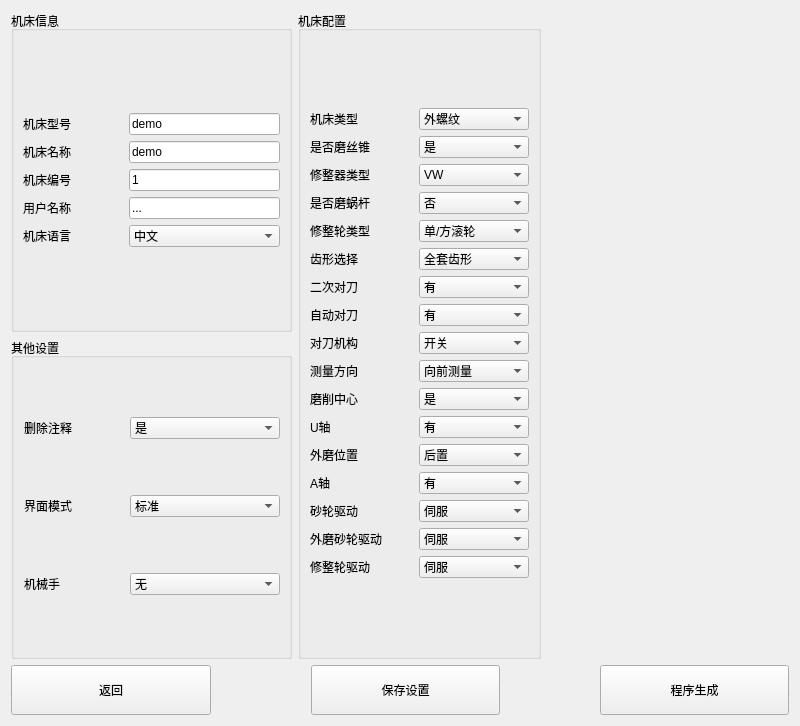
Above: creatorwindow.ui from nie11kun/HorizonJuicerCreator before the change. Below: the same form after it.
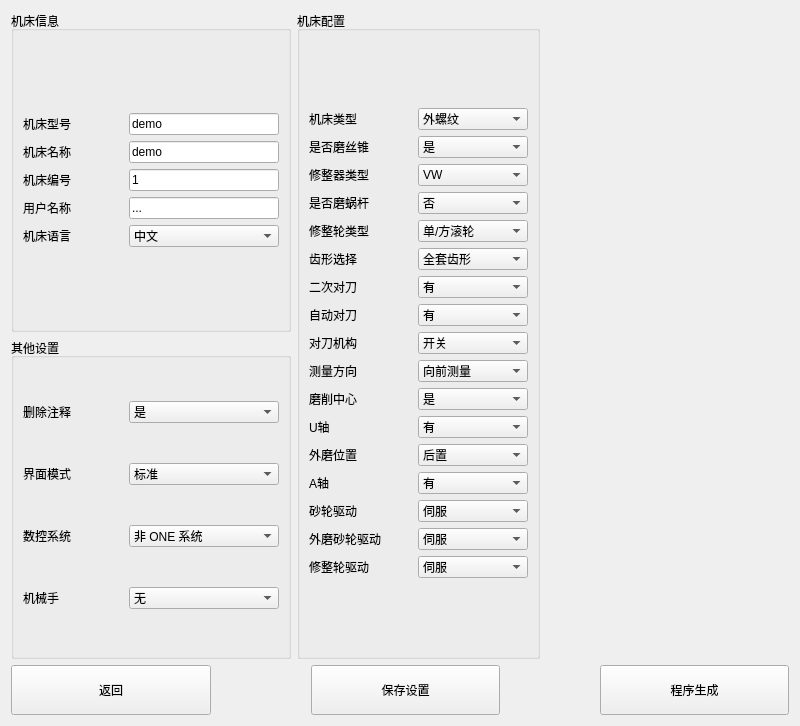
That is the form after the change.

The edit to the form file:
```diff
--- a/creatorwindow.ui
+++ b/creatorwindow.ui
@@ -166,19 +166,6 @@
           <string>其他设置</string>
          </property>
          <layout class="QGridLayout" name="gridLayout_2">
-          <property name="sizeConstraint">
-           <enum>QLayout::SetDefaultConstraint</enum>
-          </property>
-          <property name="leftMargin">
-           <number>10</number>
-          </property>
-          <item row="1" column="0">
-           <widget class="QLabel" name="labelHMIMode">
-            <property name="text">
-             <string>界面模式</string>
-            </property>
-           </widget>
-          </item>
           <item row="0" column="0">
            <widget class="QLabel" name="labelIfRemoveComments">
             <property name="minimumSize">
@@ -218,6 +205,13 @@
             </item>
            </widget>
           </item>
+          <item row="1" column="0">
+           <widget class="QLabel" name="labelHMIMode">
+            <property name="text">
+             <string>界面模式</string>
+            </property>
+           </widget>
+          </item>
           <item row="1" column="1">
            <widget class="QComboBox" name="comboBoxHMIMode">
             <item>
@@ -233,13 +227,34 @@
            </widget>
           </item>
           <item row="2" column="0">
+           <widget class="QLabel" name="labelSystemMode">
+            <property name="text">
+             <string>数控系统</string>
+            </property>
+           </widget>
+          </item>
+          <item row="2" column="1">
+           <widget class="QComboBox" name="comboBoxSystemMode">
+            <item>
+             <property name="text">
+              <string>非 ONE 系统</string>
+             </property>
+            </item>
+            <item>
+             <property name="text">
+              <string>Sinumerik ONE</string>
+             </property>
+            </item>
+           </widget>
+          </item>
+          <item row="3" column="0">
            <widget class="QLabel" name="labelLoadingArm">
             <property name="text">
              <string>机械手</string>
             </property>
            </widget>
           </item>
-          <item row="2" column="1">
+          <item row="3" column="1">
            <widget class="QComboBox" name="comboBoxLoadingArm">
             <item>
              <property name="text">
```
